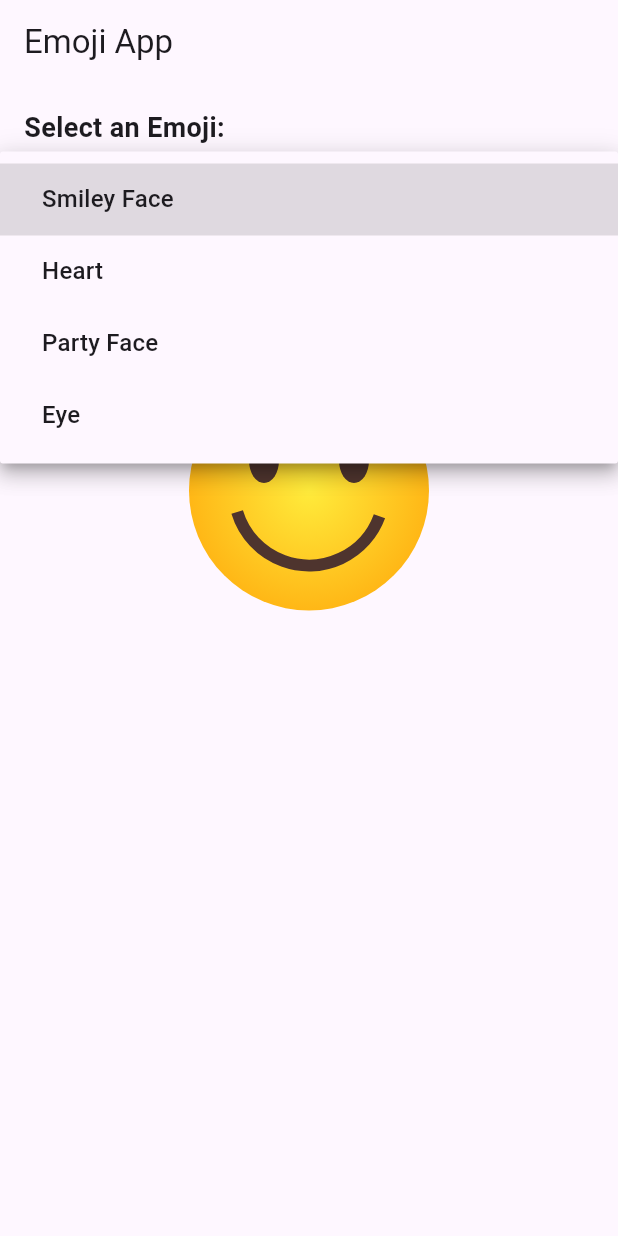
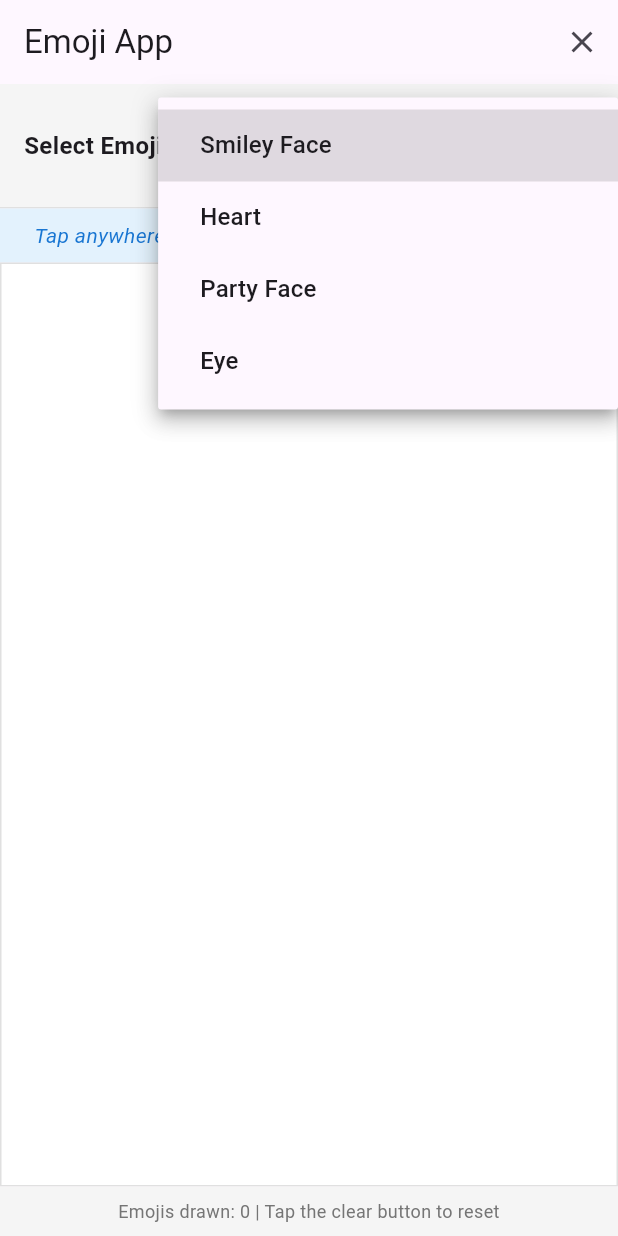
Before and after one commit to aidandouglas654/act4, a Flutter app: the screen it shows after launch, after a tap on "Smiley Face", on a phone screen of 412 x 824 dp. Run offline on Flutter 3.47's test engine with Material 3 defaults, Android fonts, the phone set to English and light mode, and no system bars.

Commit message:
Added interactive drawing board for emojis.

```diff
--- a/lib/main.dart
+++ b/lib/main.dart
@@ -16,20 +16,28 @@ class ShapesDemoApp extends StatelessWidget {
         primarySwatch: Colors.blue,
         useMaterial3: true,
       ),
-      home: const ShapesDemoScreen(),
+      home: const EmojiDrawingBoard(),
     );
   }
 }
 
-class ShapesDemoScreen extends StatefulWidget {
-  const ShapesDemoScreen({super.key});
+class EmojiDrawingBoard extends StatefulWidget {
+  const EmojiDrawingBoard({super.key});
 
   @override
-  State<ShapesDemoScreen> createState() => _ShapesDemoScreenState();
+  State<EmojiDrawingBoard> createState() => _EmojiDrawingBoardState();
 }
 
-class _ShapesDemoScreenState extends State<ShapesDemoScreen> {
+class DrawnEmoji {
+  final String type;
+  final Offset position;
+
+  DrawnEmoji({required this.type, required this.position});
+}
+
+class _EmojiDrawingBoardState extends State<EmojiDrawingBoard> {
   String selectedEmoji = 'Smiley Face';
+  List<DrawnEmoji> drawnEmojis = [];
 
   final List<String> emojiOptions = [
     'Smiley Face',
@@ -38,43 +46,19 @@ class _ShapesDemoScreenState extends State<ShapesDemoScreen> {
     'Eye',
   ];
 
-  Widget _buildEmojiWidget(String emoji) {
-    switch (emoji) {
-      case 'Smiley Face':
-        return SizedBox(
-          height: 200,
-          child: CustomPaint(
-            painter: BasicShapesPainter(),
-            size: const Size(double.infinity, 200),
-          ),
-        );
-      case 'Heart':
-        return SizedBox(
-          height: 300,
-          child: CustomPaint(
-            painter: CombinedShapesPainter(),
-            size: const Size(double.infinity, 300),
-          ),
-        );
-      case 'Party Face':
-        return SizedBox(
-          height: 300,
-          child: CustomPaint(
-            painter: PartyFaceShapesPainter(),
-            size: const Size(double.infinity, 300),
-          ),
-        );
-      case 'Eye':
-        return SizedBox(
-          height: 300,
-          child: CustomPaint(
-            painter: EyeShapesPainter(),
-            size: const Size(double.infinity, 300),
-          ),
-        );
-      default:
-        return const SizedBox(height: 200);
+  void _onCanvasTap(TapUpDetails details) {
+    setState(() {
+      drawnEmojis.add(DrawnEmoji(
+        type: selectedEmoji,
+        position: details.localPosition,
+      ));
+    });
   }
+
+  void _clearCanvas() {
+    setState(() {
+      drawnEmojis.clear();
+    });
   }
 
   @override
@@ -82,22 +66,39 @@ class _ShapesDemoScreenState extends State<ShapesDemoScreen> {
     return Scaffold(
       appBar: AppBar(
         title: const Text('Emoji App'),
+        actions: [
+          IconButton(
+            icon: const Icon(Icons.clear),
+            onPressed: _clearCanvas,
+            tooltip: 'Clear Canvas',
           ),
-      body: SingleChildScrollView(
+        ],
+      ),
+      body: Column(
+        children: [
+          // control panel
+          Container(
+            width: double.infinity,
             padding: const EdgeInsets.all(16.0),
-        child: Column(
-          crossAxisAlignment: CrossAxisAlignment.start,
+            decoration: BoxDecoration(
+              color: Colors.grey.shade100,
+              border: Border(
+                bottom: BorderSide(color: Colors.grey.shade300),
+              ),
+            ),
+            child: Row(
               children: [
                 const Text(
-              'Select an Emoji:',
-              style: TextStyle(fontSize: 18, fontWeight: FontWeight.bold),
+                  'Select Emoji: ',
+                  style: TextStyle(fontSize: 16, fontWeight: FontWeight.bold),
                 ),
-            const SizedBox(height: 10),
-            Container(
-              width: double.infinity,
+                const SizedBox(width: 10),
+                Expanded(
+                  child: Container(
                     decoration: BoxDecoration(
                       border: Border.all(color: Colors.grey),
                       borderRadius: BorderRadius.circular(8),
+                      color: Colors.white,
                     ),
                     child: DropdownButton<String>(
                       value: selectedEmoji,
@@ -119,33 +120,96 @@ class _ShapesDemoScreenState extends State<ShapesDemoScreen> {
                       },
                     ),
                   ),
-            const SizedBox(height: 30),
-            Text(
-              '$selectedEmoji Emoji',
-              style: const TextStyle(fontSize: 20, fontWeight: FontWeight.bold),
                 ),
-            const SizedBox(height: 10),
-            _buildEmojiWidget(selectedEmoji),
               ],
             ),
+          ),
+
+          // instructions
+          Container(
+            width: double.infinity,
+            padding: const EdgeInsets.all(8.0),
+            color: Colors.blue.shade50,
+            child: Text(
+              'Tap anywhere on the canvas below to draw a $selectedEmoji!',
+              textAlign: TextAlign.center,
+              style: TextStyle(
+                fontSize: 14,
+                color: Colors.blue.shade700,
+                fontStyle: FontStyle.italic,
+              ),
+            ),
+          ),
+
+          // drawing canvas
+          Expanded(
+            child: Container(
+              width: double.infinity,
+              decoration: BoxDecoration(
+                color: Colors.white,
+                border: Border.all(color: Colors.grey.shade300),
+              ),
+              child: GestureDetector(
+                onTapUp: _onCanvasTap,
+                child: CustomPaint(
+                  painter: EmojiCanvasPainter(drawnEmojis: drawnEmojis),
+                  size: Size.infinite,
+                ),
+              ),
+            ),
+          ),
+
+          // bottom info
+          Container(
+            width: double.infinity,
+            padding: const EdgeInsets.all(8.0),
+            color: Colors.grey.shade100,
+            child: Text(
+              'Emojis drawn: ${drawnEmojis.length} | Tap the clear button to reset',
+              textAlign: TextAlign.center,
+              style: TextStyle(
+                fontSize: 12,
+                color: Colors.grey.shade600,
+              ),
+            ),
+          ),
+        ],
       ),
     );
   }
 }
 
-class BasicShapesPainter extends CustomPainter {
+class EmojiCanvasPainter extends CustomPainter {
+  final List<DrawnEmoji> drawnEmojis;
+
+  EmojiCanvasPainter({required this.drawnEmojis});
+
   @override
   void paint(Canvas canvas, Size size) {
-    // Determine the center of the canvas
-    final centerX = size.width / 2;
-    final centerY = size.height / 2;
-    final squareOffset = Offset(centerX - 80, centerY);
+    for (DrawnEmoji emoji in drawnEmojis) {
+      switch (emoji.type) {
+        case 'Smiley Face':
+          _drawSmileyFace(canvas, emoji.position);
+          break;
+        case 'Heart':
+          _drawHeart(canvas, emoji.position);
+          break;
+        case 'Party Face':
+          _drawPartyFace(canvas, emoji.position);
+          break;
+        case 'Eye':
+          _drawEye(canvas, emoji.position);
+          break;
+      }
+    }
+  }
+
+  void _drawSmileyFace(Canvas canvas, Offset center) {
+
+    final centerX = center.dx;
+    final centerY = center.dy;
     final circleOffset = Offset(centerX, centerY);
     final arcOffset = Offset(centerX + 0, centerY);
-    final rectOffset = Offset(centerX - 160, centerY);
-    final lineStart = Offset(centerX - 200, centerY - 50);
-    final lineEnd = Offset(centerX - 100, centerY + 50);
-    final ovalOffset = Offset(centerX, centerY);
 
     // smiley face, circle
     final circleRect = Rect.fromCircle(center: circleOffset, radius: 80);
@@ -155,15 +219,15 @@ class BasicShapesPainter extends CustomPainter {
       center: Alignment.center,
       radius: 0.8,
     ).createShader(circleRect);
-  canvas.drawCircle(circleOffset, 80, circlePaint);
+    canvas.drawCircle(circleOffset, 40, circlePaint);
 
     // smile
     final arcPaint = Paint()
       ..color = Colors.brown.shade800
       ..style = PaintingStyle.stroke
-      ..strokeWidth = 8;
+      ..strokeWidth = 4;
     canvas.drawArc(
-      Rect.fromCenter(center: arcOffset, width: 100, height: 100),
+      Rect.fromCenter(center: arcOffset, width: 50, height: 50),
       .35, // start angle in radians
       2.5, // sweep angle in radians (about 120 degrees)
       false, // whether to use center
@@ -175,146 +239,97 @@ class BasicShapesPainter extends CustomPainter {
       ..color = Colors.brown.shade800
       ..style = PaintingStyle.fill;
     canvas.drawOval(
-  Rect.fromCenter(center: Offset(centerX - 30, centerY - 20), width: 20, height: 30),
+      Rect.fromCenter(center: Offset(centerX - 15, centerY - 10), width: 10, height: 15),
       ovalPaint,
     );
     canvas.drawOval(
-  Rect.fromCenter(center: Offset(centerX + 30, centerY - 20), width: 20, height: 30),
+      Rect.fromCenter(center: Offset(centerX + 15, centerY - 10), width: 10, height: 15),
       ovalPaint,
     );
   }
 
-  @override
-  bool shouldRepaint(covariant CustomPainter oldDelegate) {
-    return false;
-  }
-}
-
-class CombinedShapesPainter extends CustomPainter {
-  @override
-  void paint(Canvas canvas, Size size) {
-    final centerX = size.width / 2;
-    final centerY = size.height / 2;
-
-    // background gradient
-    final backgroundGradient = RadialGradient(
-      center: Alignment.center,
-      radius: 0.8,
-      colors: [Colors.red.shade100, Colors.white],
-    );
-    canvas.drawRect(
-      Rect.fromLTWH(0, 0, size.width, size.height),
-      Paint()..shader = backgroundGradient.createShader(Rect.fromLTWH(0, 0, size.width, size.height)),
-    );
-
-
+  void _drawHeart(Canvas canvas, Offset center) {
+    final centerX = center.dx;
+    final centerY = center.dy;
     // heart
-  // Gradient
     final gradient = RadialGradient(
       colors: [Colors.pink.shade200, Colors.red],
       center: Alignment.center,
       radius: 0.8
     );
-final shader = gradient.createShader(Rect.fromCircle(center: Offset(centerX, centerY), radius: 120));
-
+    final shader = gradient.createShader(Rect.fromCircle(center: Offset(centerX, centerY), radius: 60));
     final roofPaint = Paint()
       ..shader = shader
       ..style = PaintingStyle.fill;
     final roofPath = Path()
-  ..moveTo(centerX - 100.4, centerY)
-  ..lineTo(centerX + 100.4, centerY)
-  ..lineTo(centerX, centerY + 110)
+      ..moveTo(centerX - 25, centerY)
+      ..lineTo(centerX + 25, centerY)
+      ..lineTo(centerX, centerY + 30)
       ..close();
     canvas.drawPath(roofPath, roofPaint);
     final heartPaint = Paint()
       ..shader = shader
       ..style = PaintingStyle.fill;
-canvas.drawCircle(Offset(centerX + 50, centerY - 39.8), 64.2, heartPaint);
-canvas.drawCircle(Offset(centerX - 50, centerY - 39.8), 64.2, heartPaint);
-
+    canvas.drawCircle(Offset(centerX + 12.5, centerY - 10), 16, heartPaint);
+    canvas.drawCircle(Offset(centerX - 12.5, centerY - 10), 16, heartPaint);
   }
-
-  @override
-  bool shouldRepaint(covariant CustomPainter oldDelegate) {
-    return false;
-  }
-}
-
-    //party face emoji placeholder
-class PartyFaceShapesPainter extends CustomPainter {
-  @override
-  void paint(Canvas canvas, Size size) {
-    final centerX = size.width / 2;
-    final centerY = size.height / 2;
+   //placeholder for party face
+  void _drawPartyFace(Canvas canvas, Offset center) {
 
     final placeholderPaint = Paint()
-      ..color = Colors.grey.shade300
+      ..color = Colors.purple.shade200
       ..style = PaintingStyle.fill;
-    canvas.drawCircle(Offset(centerX, centerY), 80, placeholderPaint);
+    canvas.drawCircle(center, 30, placeholderPaint);
+
 
     final textPainter = TextPainter(
       text: const TextSpan(
-        text: 'Party Face\nComing Soon!',
+        text: '🎉',
         style: TextStyle(
-          color: Colors.black,
-          fontSize: 16,
-          fontWeight: FontWeight.bold,
+          fontSize: 20,
         ),
       ),
       textDirection: TextDirection.ltr,
-      textAlign: TextAlign.center,
     );
     textPainter.layout();
     textPainter.paint(
       canvas,
-      Offset(centerX - textPainter.width / 2, centerY - textPainter.height / 2),
+      Offset(center.dx - textPainter.width / 2, center.dy - textPainter.height / 2),
     );
   }
 
-  @override
-  bool shouldRepaint(covariant CustomPainter oldDelegate) {
-    return false;
-  }
-}
+   //placeholder for eyes
+  void _drawEye(Canvas canvas, Offset center) {
 
-class EyeShapesPainter extends CustomPainter {
-  @override
-  void paint(Canvas canvas, Size size) {
-    final centerX = size.width / 2;
-    final centerY = size.height / 2;
 
-   // eye emoji
-
-    // placeholder for code, feel free to delete
     final placeholderPaint = Paint()
-      ..color = Colors.grey.shade300
+      ..color = Colors.blue.shade200
       ..style = PaintingStyle.fill;
     canvas.drawOval(
-      Rect.fromCenter(center: Offset(centerX, centerY), width: 120, height: 80),
+      Rect.fromCenter(center: center, width: 50, height: 30),
       placeholderPaint,
     );
+
+
     final textPainter = TextPainter(
       text: const TextSpan(
-        text: 'Eye\nComing Soon!',
+        text: '👁',
         style: TextStyle(
-          color: Colors.black,
           fontSize: 16,
-          fontWeight: FontWeight.bold,
         ),
       ),
       textDirection: TextDirection.ltr,
-      textAlign: TextAlign.center,
     );
     textPainter.layout();
     textPainter.paint(
       canvas,
-      Offset(centerX - textPainter.width / 2, centerY - textPainter.height / 2),
+      Offset(center.dx - textPainter.width / 2, center.dy - textPainter.height / 2),
     );
   }
-// placeholder end
+// placeholder done
 
   @override
   bool shouldRepaint(covariant CustomPainter oldDelegate) {
-    return false;
+    return true;
   }
 }
```
Lines whose indentation alone changed are shown as unchanged.
